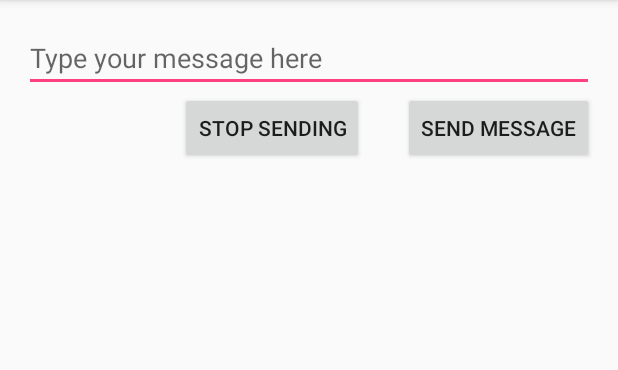
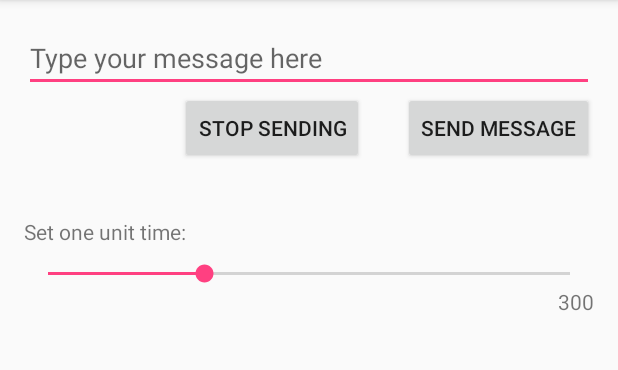
Before and after one commit to TP-MOSch/Android_MorseCode, an Android app: the SendActivity screen opened directly, with no data from a screen before it, after a tap on "SEND MESSAGE", on a phone screen of 412 x 824 dp, the part 84-454 px from its top. Run offline under Robolectric (Android 15) with nearby library versions, the phone set to English and light mode, and no system bars; 1 statement that could not run was skipped.

Commit message:
Added SeekBar to set unity value for sending code

```diff
--- a/app/src/main/java/moshch/morsecode/Flashlight.java
+++ b/app/src/main/java/moshch/morsecode/Flashlight.java
@@ -24,6 +24,7 @@ public class Flashlight {
     private String mCameraId;
     private Boolean isFlashlightOn;
     private Thread threadSendingCode;
+    private int unit;
 
     public Flashlight(Context mContext) {
         this.mContext = mContext;
@@ -43,8 +44,7 @@ public class Flashlight {
         try {
             turnFlashOff();
             threadSendingCode = new Thread() {
-                public void run() {
-                    long unit = 300; //Delay in ms
+                public void run() { //Delay in ms
                     try {
                         for (int i = 0; i < messageString.length(); i++) {
                             switch (messageString.charAt(i)) {
@@ -183,4 +183,8 @@ public class Flashlight {
         turnFlashOff();
     }
 
+    public void setUnitValue(int unitValue) {
+        this.unit = unitValue;
+    }
+
 }
--- a/app/src/main/java/moshch/morsecode/SendActivity.java
+++ b/app/src/main/java/moshch/morsecode/SendActivity.java
@@ -6,6 +6,8 @@ import android.util.Log;
 import android.view.View;
 import android.widget.Button;
 import android.widget.EditText;
+import android.widget.SeekBar;
+import android.widget.TextView;
 
 public class SendActivity extends AppCompatActivity {
     Flashlight flashlight;
@@ -17,7 +19,12 @@ public class SendActivity extends AppCompatActivity {
 
         final Button buttonSendMessage = (Button) findViewById(R.id.button_sendMessage);
         final Button buttonStopSending = (Button) findViewById(R.id.button_stopSending);
+
         final EditText editText = (EditText) findViewById(R.id.sendingText);
+        final TextView textViewUnitValue = (TextView) findViewById(R.id.textView_unitValue);
+
+        final SeekBar seekBarUnit = (SeekBar) findViewById(R.id.seekBar_unit);
+
         flashlight = new Flashlight(this);
 
         buttonSendMessage.setOnClickListener(new View.OnClickListener() {
@@ -32,6 +39,24 @@ public class SendActivity extends AppCompatActivity {
             @Override
             public void onClick(View v) {
                 flashlight.stopSendingCode();
+            }
+        });
+
+        seekBarUnit.setOnSeekBarChangeListener(new SeekBar.OnSeekBarChangeListener() {
+            @Override
+            public void onProgressChanged(SeekBar seekBar, int progress, boolean fromUser) {
+                textViewUnitValue.setText(String.valueOf(seekBarUnit.getProgress()));
+            }
+
+            @Override
+            public void onStartTrackingTouch(SeekBar seekBar) {
+
+            }
+
+            @Override
+            public void onStopTrackingTouch(SeekBar seekBar) {
+                textViewUnitValue.setText(String.valueOf(seekBarUnit.getProgress()));
+                flashlight.setUnitValue(seekBarUnit.getProgress());
             }
         });
     }
--- a/app/src/main/res/layout/activity_send.xml
+++ b/app/src/main/res/layout/activity_send.xml
@@ -46,4 +46,38 @@
         android:layout_marginEnd="26dp"
         android:id="@+id/button_stopSending" />
 
+    <SeekBar
+        android:layout_width="wrap_content"
+        android:layout_height="wrap_content"
+        android:layout_marginTop="64dp"
+        android:id="@+id/seekBar_unit"
+        android:layout_below="@+id/button_stopSending"
+        android:layout_alignParentLeft="true"
+        android:layout_alignParentStart="true"
+        android:layout_alignParentRight="true"
+        android:layout_alignParentEnd="true"
+        android:max="1000"
+        android:progress="300" />
+
+    <TextView
+        android:text="@string/text_send_unitTime"
+        android:layout_width="wrap_content"
+        android:layout_height="wrap_content"
+        android:layout_alignBottom="@+id/seekBar_unit"
+        android:layout_alignParentLeft="true"
+        android:layout_alignParentStart="true"
+        android:layout_marginBottom="27dp"
+        android:id="@+id/textView_unit"
+        android:layout_alignParentRight="true"
+        android:layout_alignParentEnd="true" />
+
+    <TextView
+        android:text="300"
+        android:layout_width="wrap_content"
+        android:layout_height="wrap_content"
+        android:layout_below="@+id/seekBar_unit"
+        android:layout_alignParentRight="true"
+        android:layout_alignParentEnd="true"
+        android:id="@+id/textView_unitValue" />
+
 </RelativeLayout>
--- a/app/src/main/res/values/strings.xml
+++ b/app/src/main/res/values/strings.xml
@@ -8,4 +8,5 @@
     <string name="text_send_message">Type your message here</string>
     <string name="button_send_startSending">Send message</string>
     <string name="button_send_stopSending">Stop sending</string>
+    <string name="text_send_unitTime">Set one unit time:</string>
 </resources>
```
Also changed, not shown: 1 other file.
